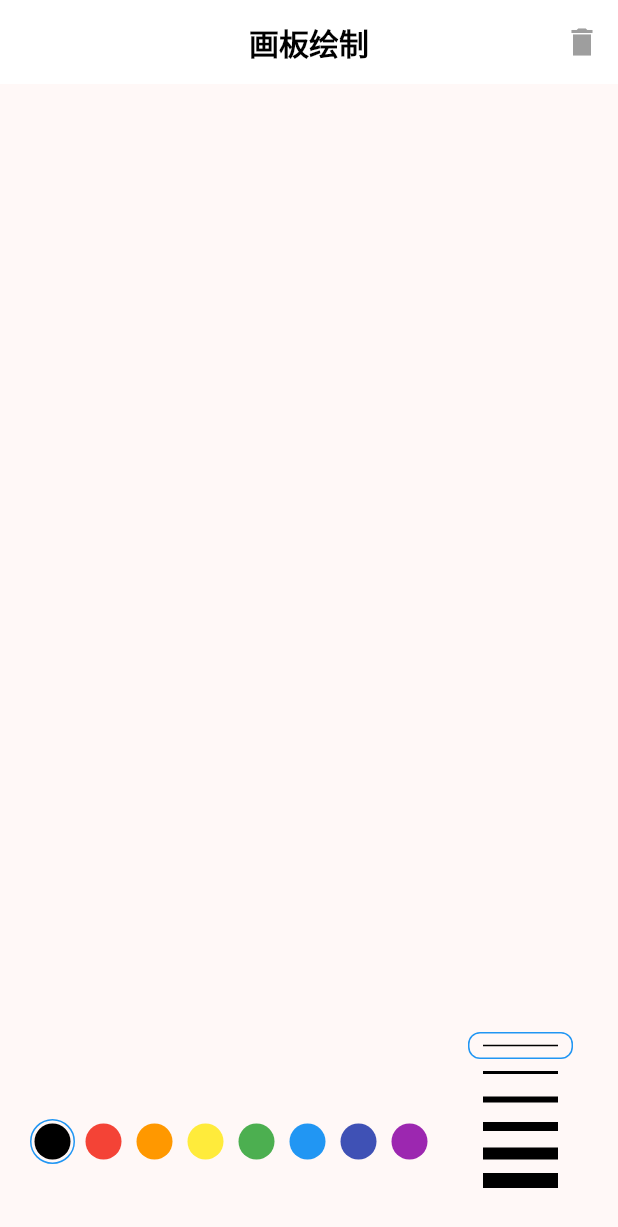
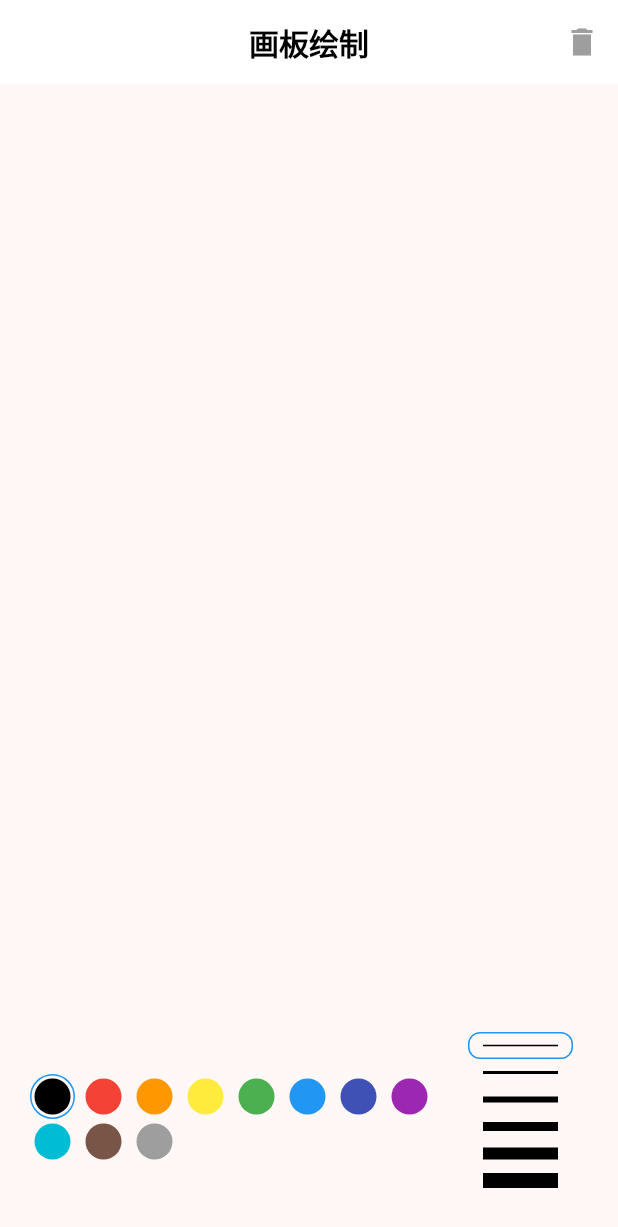
Before and after one commit to daiyongtao/flutter_novice_village, a Flutter app: the screen it shows after launch, on a phone screen of 412 x 824 dp. Shown: the top 1227 px of the screen. Run offline on Flutter 3.47's test engine with Material 3 defaults, Android fonts, the phone set to English and light mode, and no system bars; missing offline and left inert: flame_audio.

Commit message:
【Feature】新手村 - 画板，画板参数配置：布局优化

```diff
--- a/lib/paper/color_selector.dart
+++ b/lib/paper/color_selector.dart
@@ -18,11 +18,10 @@ class ColorSelector extends StatelessWidget {
   Widget build(BuildContext context) {
     return Padding(
       padding: const EdgeInsets.symmetric(horizontal: 8.0, vertical: 8.0),
-      child: Row(
-          mainAxisSize: MainAxisSize.min,
-          crossAxisAlignment: CrossAxisAlignment.end,
-          children: List.generate(supportColors.length, _buildByIndex)
-      ),
+      child: Wrap(
+        direction: Axis.horizontal,
+        children: List.generate(supportColors.length, _buildByIndex)
+      )
     );
   }
 
--- a/lib/paper/paper.dart
+++ b/lib/paper/paper.dart
@@ -23,7 +23,8 @@ class _PaperState extends State<Paper> {
   final List<Color> supportColors = [
     Colors.black, Colors.red, Colors.orange,
     Colors.yellow, Colors.green, Colors.blue,
-    Colors.indigo, Colors.purple,
+    Colors.indigo, Colors.purple, Colors.cyan,
+    Colors.brown, Colors.grey
   ];
 
   // 支持的粗细
@@ -55,6 +56,7 @@ class _PaperState extends State<Paper> {
           Positioned(
               left: 10,
               bottom: 40,
+              width: 300, // 配置最大宽度，避免颜色太多时，布局溢出（ColorSelector内部使用 wrap，可以自动换行）
               child: ColorSelector(
                   supportColors: supportColors,
                   onSelect: _onSelectColor,
```
